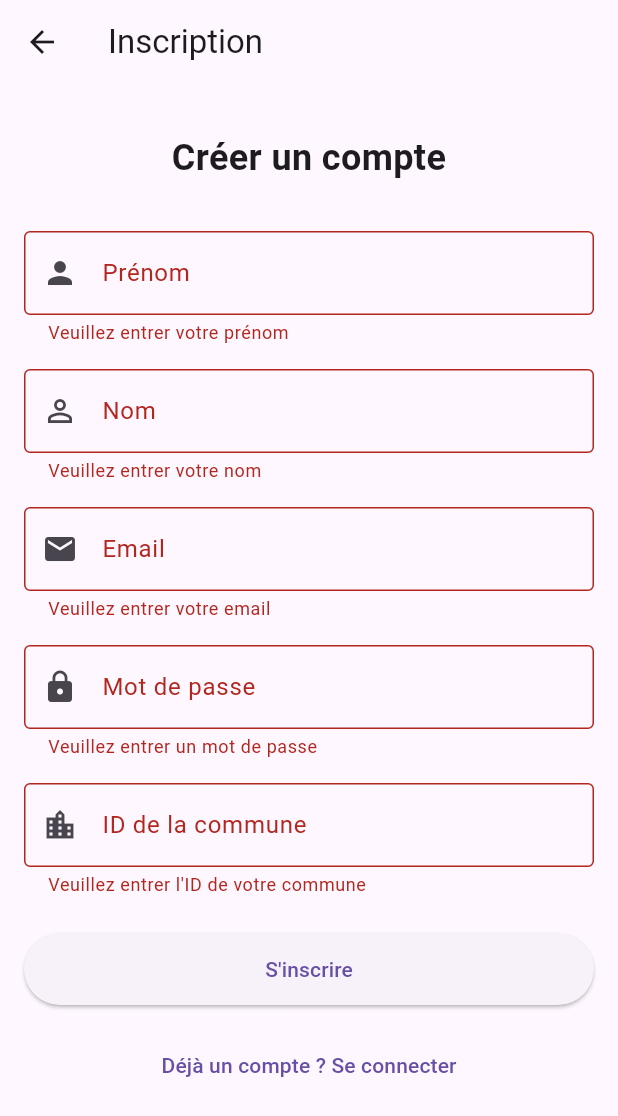
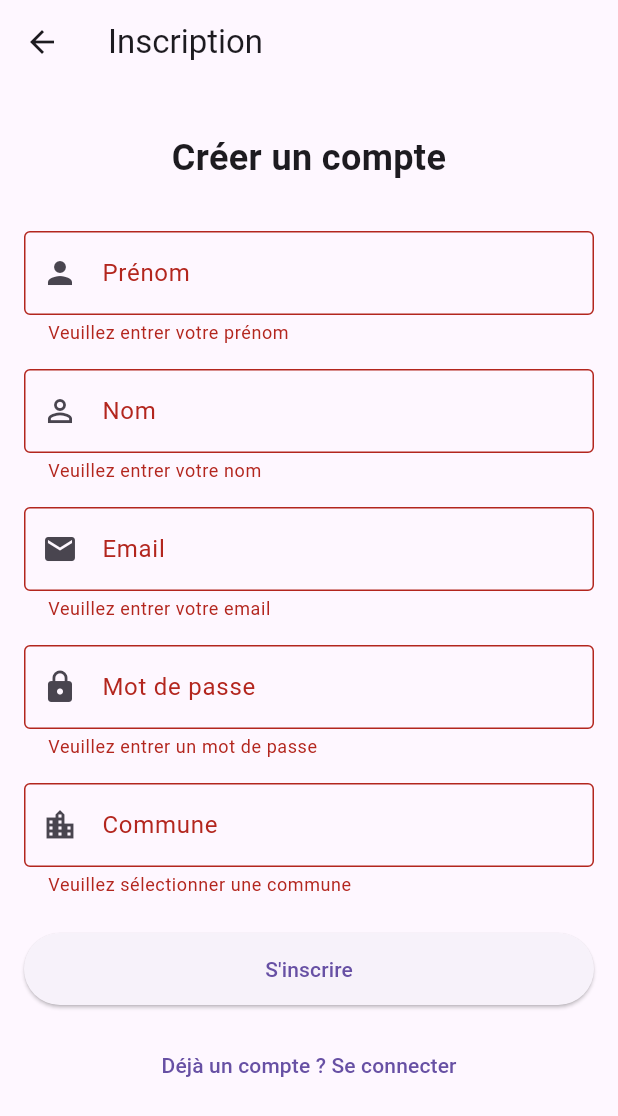
Before and after one commit to Chleau/nomos_app, a Flutter app: the RegisterPage screen opened directly, after a tap on "S'inscrire", on a phone screen of 412 x 824 dp. Shown: the top 1116 px of the screen. Run offline on Flutter 3.47's test engine with Material 3 defaults, Android fonts, the light colour scheme and no system bars; our stand-ins replace flutter_riverpod, get_it, supabase_flutter; accounts and stored records are empty.

Commit message:
fix: auth

```diff
--- a/lib/app.dart
+++ b/lib/app.dart
@@ -1,6 +1,6 @@
 import 'package:flutter/material.dart';
 import 'package:flutter_riverpod/flutter_riverpod.dart';
-import 'shared/widgets/auth_guard.dart';
+import 'features/auth/presentation/widgets/auth_guard.dart';
 import 'features/home/presentation/pages/home_page.dart';
 
 class MyApp extends StatelessWidget {
--- a/lib/features/auth/data/datasources/auth_remote_datasource.dart
+++ b/lib/features/auth/data/datasources/auth_remote_datasource.dart
@@ -1,5 +1,6 @@
 import 'package:supabase_flutter/supabase_flutter.dart';
 import '../models/user_model.dart';
+import '../models/commune_model.dart';
 
 /// Remote data source for authentication
 abstract class AuthRemoteDataSource {
@@ -15,6 +16,8 @@ abstract class AuthRemoteDataSource {
   Future<void> logout();
   Future<UserModel?> getCurrentUser();
   Future<bool> isLoggedIn();
+  Future<List<CommuneModel>> getCommunes();
+  Future<CommuneModel?> getCommuneByName(String nom);
 }
 
 class AuthRemoteDataSourceImpl implements AuthRemoteDataSource {
@@ -117,4 +120,36 @@ class AuthRemoteDataSourceImpl implements AuthRemoteDataSource {
   Future<bool> isLoggedIn() async {
     return supabaseClient.auth.currentUser != null;
   }
+
+  @override
+  Future<List<CommuneModel>> getCommunes() async {
+    try {
+      final response = await supabaseClient
+          .from('communes')
+          .select()
+          .order('nom');
+
+      return (response as List)
+          .map((json) => CommuneModel.fromJson(json))
+          .toList();
+    } catch (e) {
+      throw Exception('Erreur lors de la récupération des communes: $e');
+    }
+  }
+
+  @override
+  Future<CommuneModel?> getCommuneByName(String nom) async {
+    try {
+      final response = await supabaseClient
+          .from('communes')
+          .select()
+          .ilike('nom', nom)
+          .maybeSingle();
+
+      if (response == null) return null;
+      return CommuneModel.fromJson(response);
+    } catch (e) {
+      return null;
+    }
+  }
 }
--- /dev/null
+++ b/lib/features/auth/domain/entities/commune.dart
@@ -0,0 +1,27 @@
+/// Entité représentant une commune
+class Commune {
+  final int id;
+  final String nom;
+  final String codePostal;
+  final String? departement;
+
+  const Commune({
+    required this.id,
+    required this.nom,
+    required this.codePostal,
+    this.departement,
+  });
+
+  @override
+  String toString() => '$nom ($codePostal)';
+
+  @override
+  bool operator ==(Object other) =>
+      identical(this, other) ||
+      other is Commune &&
+          runtimeType == other.runtimeType &&
+          id == other.id;
+
+  @override
+  int get hashCode => id.hashCode;
+}
--- a/lib/features/auth/presentation/pages/register_page.dart
+++ b/lib/features/auth/presentation/pages/register_page.dart
@@ -2,6 +2,7 @@ import 'package:flutter/material.dart';
 import 'package:flutter_riverpod/flutter_riverpod.dart';
 import '../providers/auth_providers.dart';
 import '../notifier/auth_state.dart';
+import '../../domain/entities/commune.dart';
 
 class RegisterPage extends ConsumerStatefulWidget {
   const RegisterPage({super.key});
@@ -16,7 +17,7 @@ class _RegisterPageState extends ConsumerState<RegisterPage> {
   final _passwordController = TextEditingController();
   final _nomController = TextEditingController();
   final _prenomController = TextEditingController();
-  final _communeIdController = TextEditingController();
+  Commune? _selectedCommune;
 
   @override
   Widget build(BuildContext context) {
@@ -129,23 +130,92 @@ class _RegisterPageState extends ConsumerState<RegisterPage> {
                 },
               ),
               const SizedBox(height: 16),
-              TextFormField(
-                controller: _communeIdController,
-                keyboardType: TextInputType.number,
-                decoration: const InputDecoration(
-                  labelText: 'ID de la commune',
-                  border: OutlineInputBorder(),
-                  prefixIcon: Icon(Icons.location_city),
-                  helperText: 'Entrez l\'identifiant de votre commune',
-                ),
-                validator: (value) {
-                  if (value == null || value.isEmpty) {
-                    return 'Veuillez entrer l\'ID de votre commune';
-                  }
-                  if (int.tryParse(value) == null) {
-                    return 'Veuillez entrer un nombre valide';
-                  }
-                  return null;
+              // Champ de recherche de commune avec autocomplete
+              Consumer(
+                builder: (context, ref, child) {
+                  final communesAsync = ref.watch(communesProvider);
+
+                  return communesAsync.when(
+                    data: (communes) => Autocomplete<Commune>(
+                      displayStringForOption: (commune) => commune.toString(),
+                      optionsBuilder: (TextEditingValue textEditingValue) {
+                        if (textEditingValue.text.isEmpty) {
+                          return const Iterable<Commune>.empty();
+                        }
+                        return communes.where((commune) {
+                          final searchLower = textEditingValue.text.toLowerCase();
+                          return commune.nom.toLowerCase().contains(searchLower) ||
+                                 commune.codePostal.contains(textEditingValue.text);
+                        });
+                      },
+                      onSelected: (Commune commune) {
+                        setState(() {
+                          _selectedCommune = commune;
+                        });
+                      },
+                      fieldViewBuilder: (
+                        BuildContext context,
+                        TextEditingController fieldTextEditingController,
+                        FocusNode fieldFocusNode,
+                        VoidCallback onFieldSubmitted,
+                      ) {
+                        return TextFormField(
+                          controller: fieldTextEditingController,
+                          focusNode: fieldFocusNode,
+                          decoration: InputDecoration(
+                            labelText: 'Commune',
+                            border: const OutlineInputBorder(),
+                            prefixIcon: const Icon(Icons.location_city),
+                            helperText: 'Recherchez votre commune par nom ou code postal',
+                            suffixIcon: _selectedCommune != null
+                                ? IconButton(
+                                    icon: const Icon(Icons.clear),
+                                    onPressed: () {
+                                      fieldTextEditingController.clear();
+                                      setState(() {
+                                        _selectedCommune = null;
+                                      });
+                                    },
+                                  )
+                                : null,
+                          ),
+                          validator: (value) {
+                            if (_selectedCommune == null) {
+                              return 'Veuillez sélectionner une commune';
+                            }
+                            return null;
+                          },
+                        );
+                      },
+                    ),
+                    loading: () => TextFormField(
+                      enabled: false,
+                      decoration: const InputDecoration(
+                        labelText: 'Commune',
+                        border: OutlineInputBorder(),
+                        prefixIcon: Icon(Icons.location_city),
+                        helperText: 'Chargement des communes...',
+                        suffixIcon: SizedBox(
+                          width: 20,
+                          height: 20,
+                          child: Padding(
+                            padding: EdgeInsets.all(12.0),
+                            child: CircularProgressIndicator(strokeWidth: 2),
+                          ),
+                        ),
+                      ),
+                    ),
+                    error: (error, stack) => TextFormField(
+                      enabled: false,
+                      decoration: InputDecoration(
+                        labelText: 'Commune',
+                        border: const OutlineInputBorder(),
+                        prefixIcon: const Icon(Icons.error, color: Colors.red),
+                        helperText: 'Erreur de chargement des communes',
+                        errorText: error.toString(),
+                      ),
+                    ),
+                  );
                 },
               ),
               const SizedBox(height: 24),
@@ -178,11 +248,21 @@ class _RegisterPageState extends ConsumerState<RegisterPage> {
 
   void _performRegister() {
     if (_formKey.currentState!.validate()) {
+      if (_selectedCommune == null) {
+        ScaffoldMessenger.of(context).showSnackBar(
+          const SnackBar(
+            content: Text('Veuillez sélectionner une commune'),
+            backgroundColor: Colors.red,
+          ),
+        );
+        return;
+      }
+
       final email = _emailController.text.trim();
       final password = _passwordController.text;
       final nom = _nomController.text.trim();
       final prenom = _prenomController.text.trim();
-      final communeId = int.parse(_communeIdController.text);
+      final communeId = _selectedCommune!.id;
 
       ref.read(authNotifierProvider.notifier).register(
             email: email,
@@ -200,7 +280,6 @@ class _RegisterPageState extends ConsumerState<RegisterPage> {
     _passwordController.dispose();
     _nomController.dispose();
     _prenomController.dispose();
-    _communeIdController.dispose();
     super.dispose();
   }
 }
--- a/lib/features/auth/presentation/providers/auth_providers.dart
+++ b/lib/features/auth/presentation/providers/auth_providers.dart
@@ -4,6 +4,8 @@ import '../../domain/usecases/login_usecase.dart';
 import '../../domain/usecases/register_usecase.dart';
 import '../../domain/usecases/logout_usecase.dart';
 import '../../domain/usecases/get_current_user_usecase.dart';
+import '../../data/datasources/auth_remote_datasource.dart';
+import '../../domain/entities/commune.dart';
 import '../notifier/auth_notifier.dart';
 import '../notifier/auth_state.dart';
 
@@ -16,3 +18,9 @@ final authNotifierProvider = StateNotifierProvider<AuthNotifier, AuthState>((ref
     getCurrentUserUseCase: sl<GetCurrentUserUseCase>(),
   );
 });
+
+/// Provider pour récupérer la liste des communes
+final communesProvider = FutureProvider<List<Commune>>((ref) async {
+  final datasource = sl<AuthRemoteDataSource>();
+  return await datasource.getCommunes();
+});
--- a/lib/shared/widgets/auth_guard.dart
+++ b/lib/features/auth/presentation/widgets/auth_guard.dart
@@ -1,7 +1,7 @@
 import 'package:flutter/material.dart';
 import 'package:flutter_riverpod/flutter_riverpod.dart';
-import '../../features/auth/presentation/providers/auth_providers.dart';
-import '../../features/auth/presentation/pages/login_page.dart';
+import '../providers/auth_providers.dart';
+import '../pages/login_page.dart';
 
 /// Widget de garde qui vérifie l'état d'authentification au démarrage
 class AuthGuard extends ConsumerStatefulWidget {
```
Also changed, not shown: lib/features/auth/data/models/commune_model.dart (added, +29 -0 lines).
